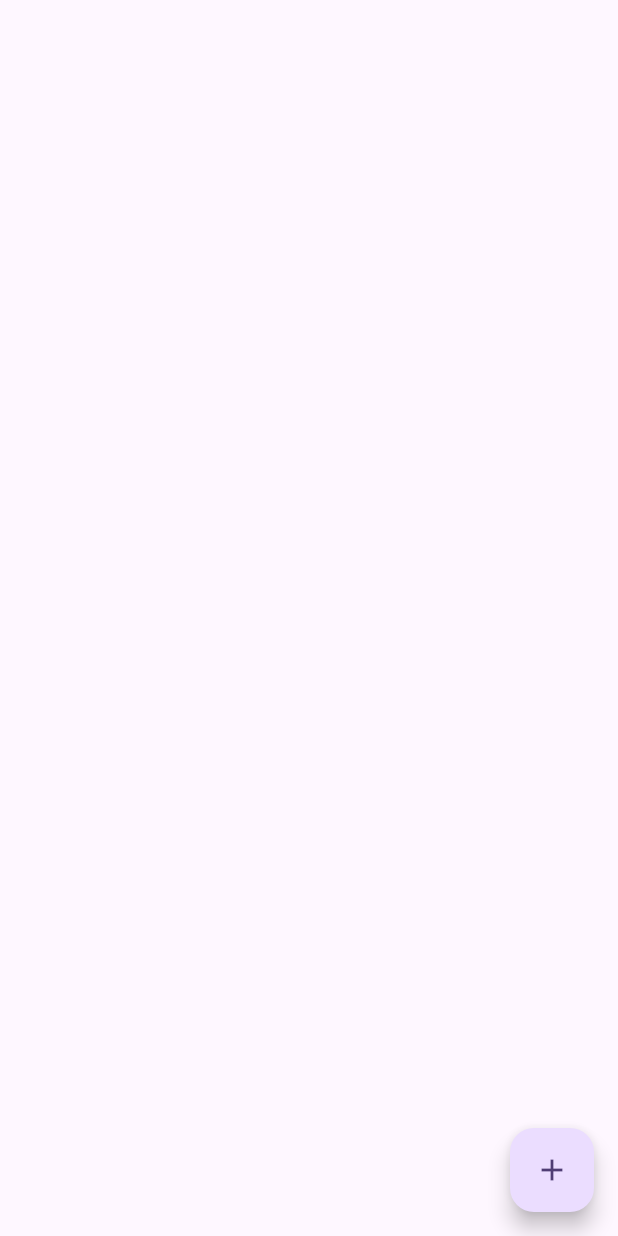
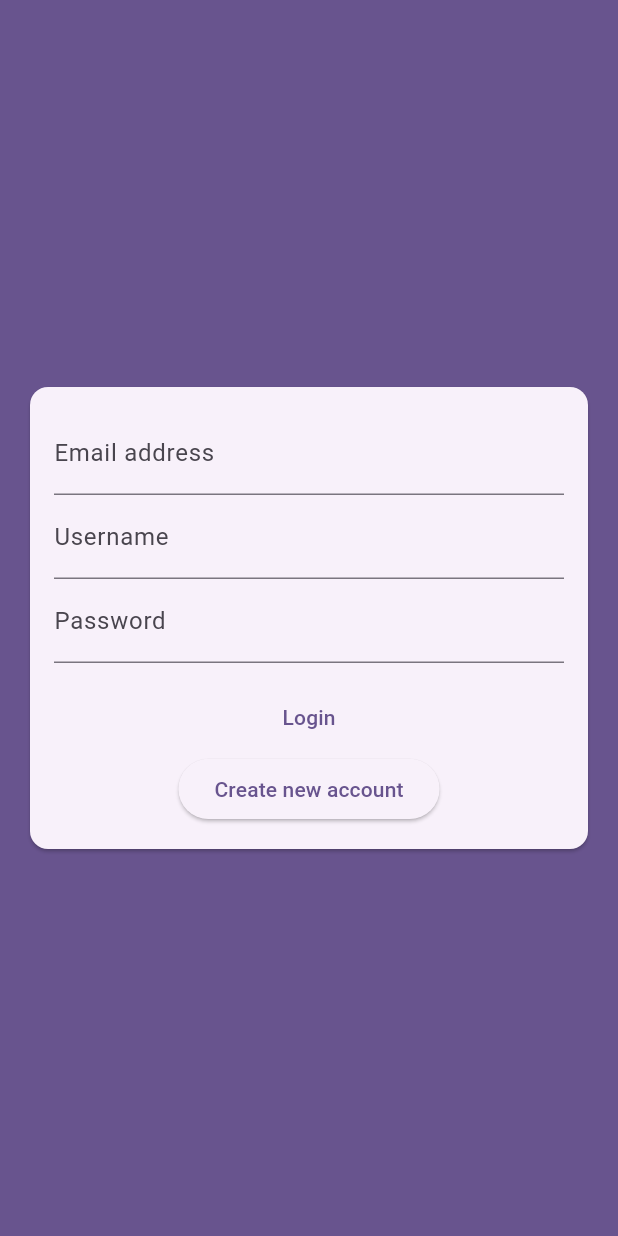
Before and after one commit to hyun56/chapter_14, a Flutter app: the screen it shows after launch, on a phone screen of 412 x 824 dp. Run offline on Flutter 3.47's test engine with Material 2 defaults, Android fonts, the phone set to English and light mode, and no system bars; our stand-ins replace cloud_firestore, firebase_core; accounts and stored records are empty.

Commit message:
323번까지

```diff
--- a/lib/main.dart
+++ b/lib/main.dart
@@ -1,4 +1,5 @@
 import 'package:flutter/material.dart';
+import 'package:section_14/screens/auth_screen.dart';
 import 'package:section_14/screens/chat_screen.dart';
 import 'package:firebase_core/firebase_core.dart';
 import 'package:cloud_firestore/cloud_firestore.dart';
@@ -21,7 +22,7 @@
         colorScheme: ColorScheme.fromSeed(seedColor: Colors.deepPurple),
         useMaterial3: true,
       ),
-      home: ChatScreen(),
+      home: AuthScreen(),
     );
   }
 }
--- a/lib/screens/auth_screen.dart
+++ b/lib/screens/auth_screen.dart
@@ -0,0 +1,20 @@
+// 사용자가 채팅하기 전에 인증하는 응용 프로그램
+import 'package:flutter/material.dart';
+import 'package:section_14/widgets/auth_form.dart';
+
+class AuthScreen extends StatefulWidget {
+  const AuthScreen({super.key});
+
+  @override
+  State<AuthScreen> createState() => _AuthScreenState();
+}
+
+class _AuthScreenState extends State<AuthScreen> {
+  @override
+  Widget build(BuildContext context) {
+    return Scaffold(
+      backgroundColor: Theme.of(context).primaryColor,
+      body: AuthForm(),
+    );
+  }
+}
--- /dev/null
+++ b/lib/widgets/auth_form.dart
@@ -0,0 +1,55 @@
+import 'package:flutter/material.dart';
+
+class AuthForm extends StatefulWidget {
+  const AuthForm({super.key});
+
+  @override
+  State<AuthForm> createState() => _AuthFormState();
+}
+
+class _AuthFormState extends State<AuthForm> {
+  @override
+  Widget build(BuildContext context) {
+    return Center(
+      child: Card(
+        margin: EdgeInsets.all(20),
+        child: SingleChildScrollView(
+          child: Padding(
+            padding: EdgeInsets.all(16),
+            child: Form(
+              child: Column(
+                mainAxisSize: MainAxisSize.min, // 필요한 만큼만 늘어난다
+                children: <Widget>[
+                  TextFormField(
+                    keyboardType: TextInputType.emailAddress,
+                    decoration: InputDecoration(
+                      labelText: 'Email address',
+                    ),
+                  ),
+                  TextFormField(
+                    decoration: InputDecoration(labelText: 'Username'),
+                  ),
+                  TextFormField(
+                    decoration: InputDecoration(labelText: 'Password'),
+                    obscureText: true, // 사용자가 입력한 텍스트 숨기기
+                  ),
+                  SizedBox(height: 12),
+                  TextButton(
+                    // RaisedButton -> TextButton
+                    child: Text('Login'),
+                    onPressed: () {},
+                  ),
+                  ElevatedButton(
+                    // FlatButton -> ElevatedButton
+                    child: Text('Create new account'),
+                    onPressed: () {},
+                  )
+                ],
+              ),
+            ),
+          ),
+        ),
+      ),
+    );
+  }
+}
```
